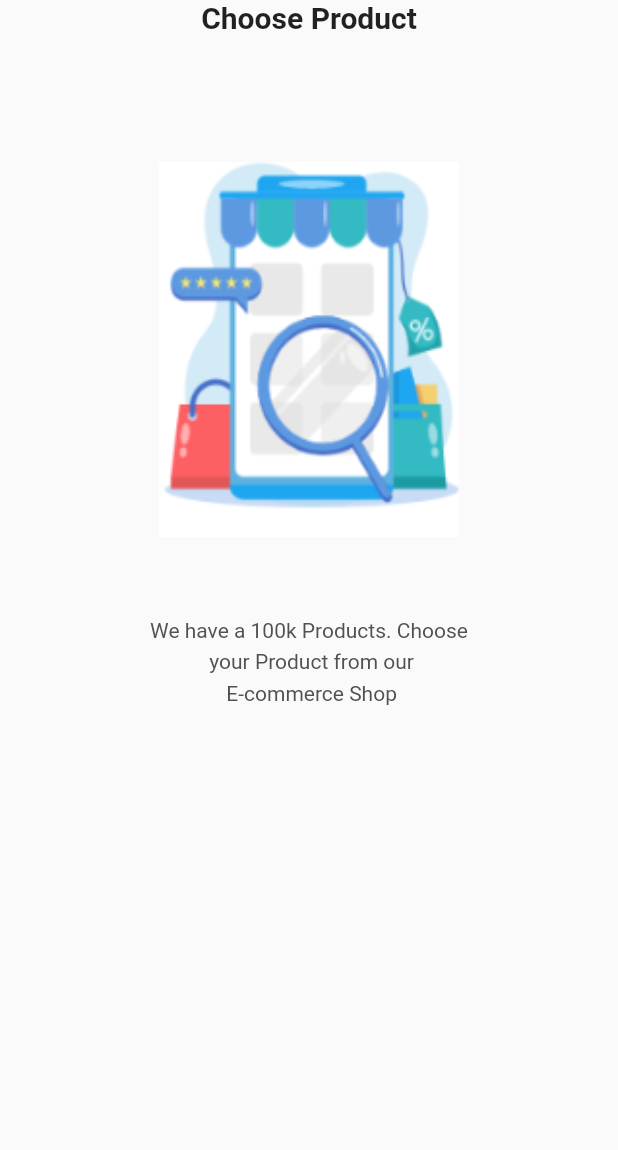
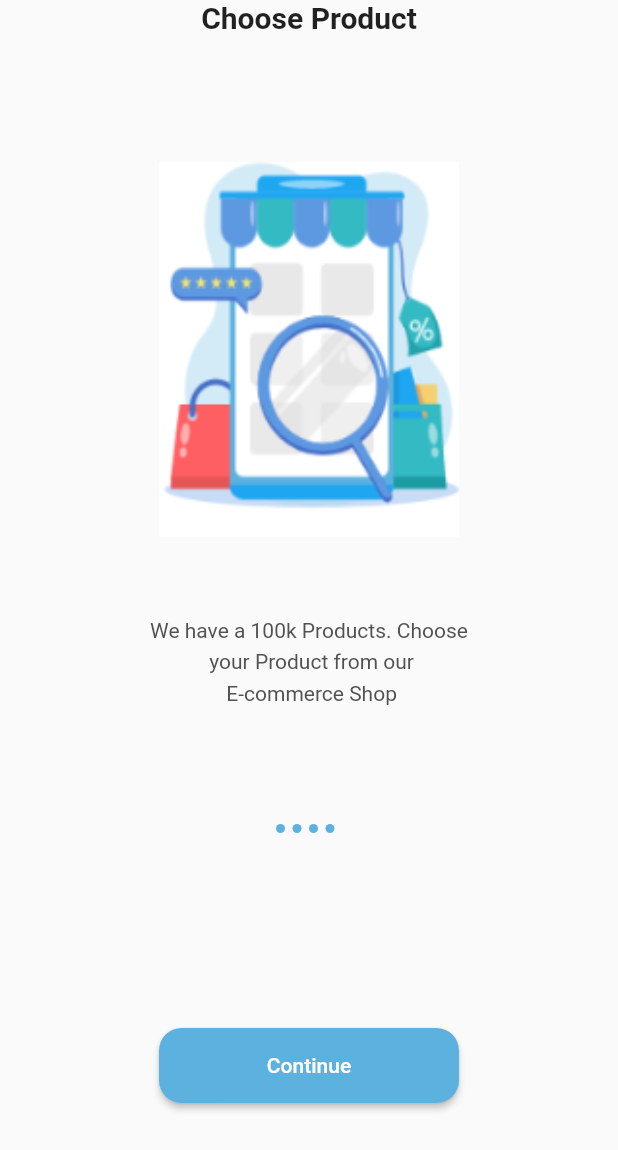
Before and after one commit to mostafa1255/E-commerceApp, a Flutter app: the screen it shows after launch, on a phone screen of 412 x 824 dp. Shown: the top 1150 px of the screen. Run offline on Flutter 3.47's test engine with Material 2 defaults, Android fonts, the phone set to English and light mode, and no system bars; our stand-ins replace get.

Commit message:
Refacture code

```diff
--- a/lib/core/constant/App_Colors.dart
+++ b/lib/core/constant/App_Colors.dart
@@ -2,4 +2,5 @@ import 'package:flutter/material.dart';
 
 class AppColor {
   static const Color grey = Color(0xff515151);
+  static const Color PrimaryColor = Color(0xff5DB1DF);
 }
--- a/lib/view/Screen/onboarding.dart
+++ b/lib/view/Screen/onboarding.dart
@@ -1,9 +1,7 @@
-import 'package:ecommerce/core/constant/App_Colors.dart';
 import 'package:flutter/material.dart';
-import 'package:flutter/src/widgets/framework.dart';
-import 'package:flutter/src/widgets/placeholder.dart';
-
-import '../../data/datasource/Static/static.dart';
+import '../Widget/OnBoarding/Custom_Slider.dart';
+import '../Widget/OnBoarding/Custom_button.dart';
+import '../Widget/OnBoarding/dotcontroller.dart';
 
 class OnBoardingPages extends StatelessWidget {
   const OnBoardingPages({super.key});
@@ -12,39 +10,27 @@ class OnBoardingPages extends StatelessWidget {
   Widget build(BuildContext context) {
     return Scaffold(
         body: SafeArea(
-      child: PageView.builder(
-        itemCount: OnBoardingList.length,
-        itemBuilder: (context, index) {
-          return Column(
-            children: [
-              Text(
-                OnBoardingList[index].title!,
-                style: TextStyle(fontWeight: FontWeight.bold, fontSize: 20),
-              ),
-              const SizedBox(
-                height: 85,
-              ),
-              Image.asset(
-                OnBoardingList[index].image!,
-                width: 200,
-                height: 250,
-                fit: BoxFit.fill,
-              ),
-              const SizedBox(
-                height: 50,
-              ),
-              Container(
-                width: double.infinity,
-                alignment: Alignment.center,
-                child: Text(
-                  OnBoardingList[index].body!,
-                  textAlign: TextAlign.center,
-                  style: const TextStyle(height: 1.5, color: AppColor.grey),
-                ),
-              ),
-            ],
-          );
-        },
+      child: Column(
+        children: [
+          const Expanded(
+            flex: 2,
+            child: CustomSlider(),
+          ),
+          Expanded(
+              flex: 1,
+              child: Column(
+                children: const [
+                  DotController(),
+                  SizedBox(
+                    height: 30,
+                  ),
+                  SizedBox(
+                    height: 100,
+                  ),
+                  CustomButton(),
+                ],
+              ))
+        ],
       ),
     ));
   }
--- /dev/null
+++ b/lib/view/Widget/OnBoarding/Custom_Slider.dart
@@ -0,0 +1,50 @@
+import 'package:flutter/material.dart';
+
+import '../../../core/constant/App_Colors.dart';
+import '../../../data/datasource/Static/static.dart';
+
+class CustomSlider extends StatelessWidget {
+  const CustomSlider({
+    super.key,
+  });
+
+  @override
+  Widget build(BuildContext context) {
+    return PageView.builder(
+      itemCount: OnBoardingList.length,
+      itemBuilder: (context, index) {
+        return Column(
+          children: [
+            Text(
+              OnBoardingList[index].title!,
+              style: const TextStyle(
+                  fontWeight: FontWeight.bold, fontSize: 20),
+            ),
+            const SizedBox(
+              height: 85,
+            ),
+            Image.asset(
+              OnBoardingList[index].image!,
+              width: 200,
+              height: 250,
+              fit: BoxFit.fill,
+            ),
+            const SizedBox(
+              height: 50,
+            ),
+            Container(
+              width: double.infinity,
+              alignment: Alignment.center,
+              child: Text(
+                OnBoardingList[index].body!,
+                textAlign: TextAlign.center,
+                style:
+                    const TextStyle(height: 1.5, color: AppColor.grey),
+              ),
+            ),
+          ],
+        );
+      },
+    );
+  }
+}
--- /dev/null
+++ b/lib/view/Widget/OnBoarding/Custom_button.dart
@@ -0,0 +1,24 @@
+import 'package:flutter/material.dart';
+
+import '../../../core/constant/App_Colors.dart';
+
+class CustomButton extends StatelessWidget {
+  const CustomButton({
+    super.key,
+  });
+
+  @override
+  Widget build(BuildContext context) {
+    return ElevatedButton(
+        onPressed: () {},
+        child: Text('Continue'),
+        style: ButtonStyle(
+          shape: MaterialStatePropertyAll(RoundedRectangleBorder(
+              borderRadius: BorderRadius.circular(15))),
+          backgroundColor: const MaterialStatePropertyAll(
+            AppColor.PrimaryColor,
+          ),
+          minimumSize: MaterialStateProperty.all(Size(200, 50)),
+        ));
+  }
+}
--- /dev/null
+++ b/lib/view/Widget/OnBoarding/dotcontroller.dart
@@ -0,0 +1,30 @@
+import 'package:flutter/material.dart';
+
+import '../../../core/constant/App_Colors.dart';
+import '../../../data/datasource/Static/static.dart';
+
+class DotController extends StatelessWidget {
+  const DotController({
+    super.key,
+  });
+
+  @override
+  Widget build(BuildContext context) {
+    return Row(
+      mainAxisAlignment: MainAxisAlignment.center,
+      children: [
+        ...List.generate(OnBoardingList.length, (index) {
+          return AnimatedContainer(
+            margin: const EdgeInsets.only(right: 5),
+            width: 6,
+            height: 6,
+            duration: const Duration(milliseconds: 800),
+            decoration: BoxDecoration(
+                color: AppColor.PrimaryColor,
+                borderRadius: BorderRadius.circular(10)),
+          );
+        })
+      ],
+    );
+  }
+}
```
